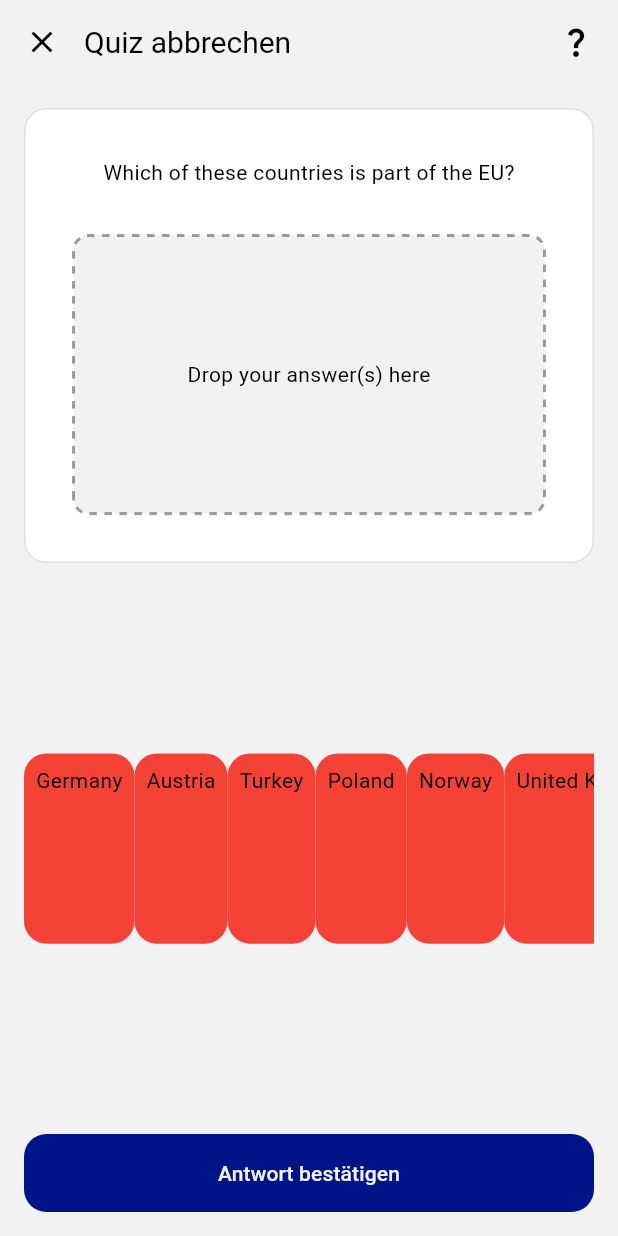
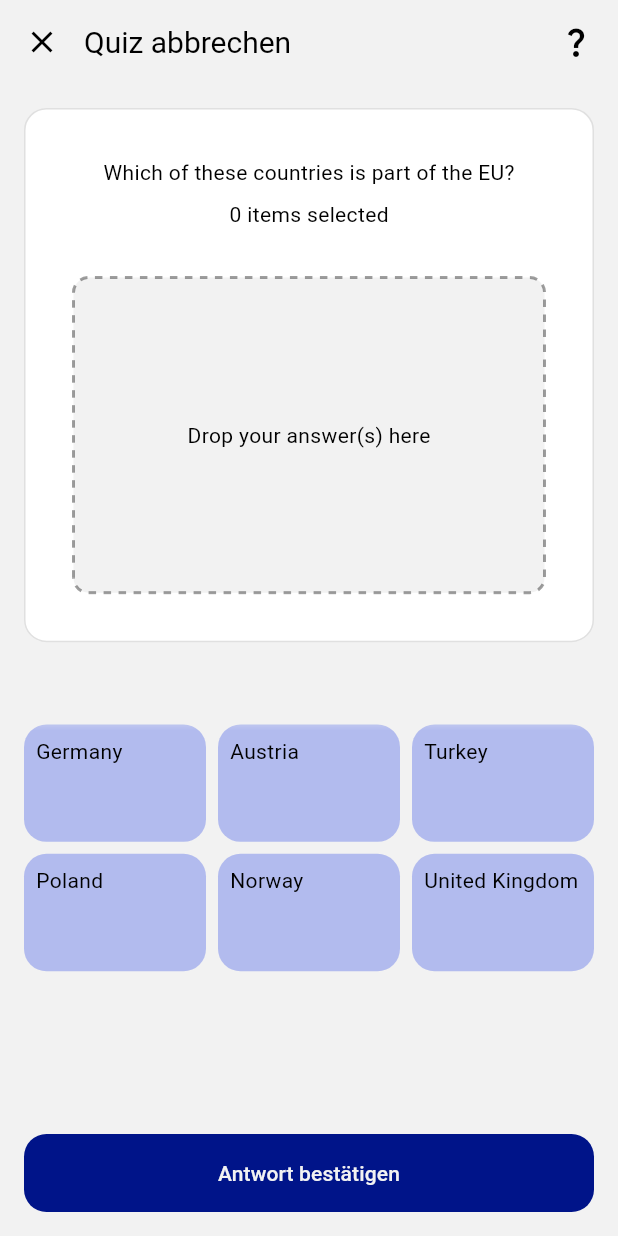
Before and after one commit to LukPle/LearnEurope, a Flutter app: the DragAndDropScreen screen opened by its route, on a phone screen of 412 x 824 dp. Run offline on Flutter 3.47's test engine with Material 3 defaults, Android fonts, the phone set to English and light mode, and no system bars; our stand-ins replace confetti, flutter_mobx, mobx; missing offline and left inert: animated_digit; generated files the repository leaves out were written again; network calls fail.

Commit message:
Adjusted layout and styling of drag and drop items

```diff
--- a/lib/constants/colors.dart
+++ b/lib/constants/colors.dart
@@ -16,7 +16,7 @@ class AppColors {
   static const Color primaryColorLight = Color(0xff001489); // Hex: #001489
   static const Color accentColorLight = Color(0xffB2BBEE); // Hex: #B2BBEE
   static const Color primaryColorDark = Color(0xffFFDD00); // Hex: #635A1A
-  static const Color accentColorDark = Color(0xffFFF1D6); // Hex: #635A1A
+  static const Color accentColorDark = Color(0xffFFE4B0); // Hex: #FFE4B0
 
   // Success and Error Color
   static const Color success = Colors.green;
--- a/lib/ui/screens/drag_and_drop_screen.dart
+++ b/lib/ui/screens/drag_and_drop_screen.dart
@@ -8,6 +8,7 @@ import 'package:learn_europe/ui/components/app_scaffold.dart';
 import 'package:learn_europe/constants/routes.dart' as routes;
 import 'package:learn_europe/ui/components/cta_button.dart';
 import 'package:learn_europe/ui/components/dashed_border_container.dart';
+import 'package:learn_europe/ui/components/list_fading_shader.dart';
 
 class DragAndDropScreen extends StatefulWidget {
   const DragAndDropScreen({super.key});
@@ -48,7 +49,9 @@ class DragAndDropScreenState extends State<DragAndDropScreen> {
           ),
         ],
       ),
-      body: Column(
+      body: Observer(
+        builder: (context) {
+          return Column(
             crossAxisAlignment: CrossAxisAlignment.stretch,
             children: [
               _buildQuestionCard(
@@ -56,14 +59,17 @@ class DragAndDropScreenState extends State<DragAndDropScreen> {
                   mainAxisAlignment: MainAxisAlignment.center,
                   children: [
                     const Text('Which of these countries is part of the EU?'),
+                    const SizedBox(height: AppPaddings.padding_8),
+                    Text('${dragAndDropStore.selectedItems.length} items selected'),
                     const SizedBox(height: AppPaddings.padding_32),
                     DashedBorderContainer(
-                  height: MediaQuery.of(context).size.height * 0.225,
+                      height: MediaQuery.of(context).size.height * 0.255,
                       backgroundColor: MediaQuery.of(context).platformBrightness == Brightness.light
                           ? AppColors.lightBackground
                           : AppColors.darkBackground,
-                  borderColor:
-                      MediaQuery.of(context).platformBrightness == Brightness.light ? Colors.black38 : Colors.white60,
+                      borderColor: MediaQuery.of(context).platformBrightness == Brightness.light
+                          ? Colors.black38
+                          : Colors.white60,
                       borderRadius: 10,
                       child: DragTarget<Widget>(
                         builder: (context, candidateData, acceptedData) {
@@ -74,43 +80,58 @@ class DragAndDropScreenState extends State<DragAndDropScreen> {
                                       child: Text('Drop your answer(s) here'),
                                     )
                                   : ListView.builder(
+                                      padding: const EdgeInsets.all(AppPaddings.padding_12),
                                       itemCount: dragAndDropStore.selectedItems.length,
                                       itemBuilder: (context, index) {
-                                    return dragAndDropStore.selectedItems[index];
+                                        return Padding(
+                                          padding: const EdgeInsets.only(bottom: AppPaddings.padding_8),
+                                          child: dragAndDropStore.selectedItems[index],
+                                        );
                                       },
                                     );
                             },
                           );
                         },
-                    onWillAcceptWithDetails: (details) => true,
+                        onWillAcceptWithDetails: (details) => !dragAndDropStore.selectedItems.contains(details.data),
                         onAcceptWithDetails: (details) => {
                           dragAndDropStore.addSelectedItem(details.data),
                           dragAndDropStore.removeAvailableItem(details.data),
                         },
                       ),
                     ),
-                /**const SizedBox(height: AppPaddings.padding_24),
-                    Text('0 items selected'),**/
                   ],
                 ),
               ),
               const Spacer(),
               Flexible(
+                flex: 5,
                 child: DragTarget<Widget>(
                   builder: (context, candidateData, acceptedData) {
                     return Observer(
                       builder: (context) {
-                    return ListView.builder(
-                      scrollDirection: Axis.horizontal,
+                        return ListFadingShaderWidget(
+                          color: MediaQuery.of(context).platformBrightness == Brightness.light
+                              ? AppColors.lightBackground
+                              : AppColors.darkBackground,
+                          child: GridView.builder(
+                            scrollDirection: Axis.vertical,
+                            padding: const EdgeInsets.symmetric(vertical: AppPaddings.padding_8),
                             itemCount: dragAndDropStore.availableItems.length,
+                            gridDelegate: const SliverGridDelegateWithFixedCrossAxisCount(
+                              crossAxisCount: 3,
+                              childAspectRatio: 1.55,
+                              crossAxisSpacing: AppPaddings.padding_8,
+                              mainAxisSpacing: AppPaddings.padding_8,
+                            ),
                             itemBuilder: (context, index) {
                               return dragAndDropStore.availableItems[index];
                             },
+                          ),
                         );
                       },
                     );
                   },
-              onWillAcceptWithDetails: (details) => true,
+                  onWillAcceptWithDetails: (details) => !dragAndDropStore.availableItems.contains(details.data),
                   onAcceptWithDetails: (details) => {
                     dragAndDropStore.addAvailableItem(details.data),
                     dragAndDropStore.removeSelectedItem(details.data),
@@ -120,6 +141,8 @@ class DragAndDropScreenState extends State<DragAndDropScreen> {
               const Spacer(),
               CtaButton.primary(onPressed: () => {}, label: 'Antwort bestätigen'),
             ],
+          );
+        },
       ),
     );
   }
@@ -150,21 +173,23 @@ class DraggableItem extends StatelessWidget {
       key: Key(text),
       data: this,
       feedback: Material(
-        child: _buildContentContainer(),
+        child: _buildContentContainer(context),
       ),
       childWhenDragging: const SizedBox.shrink(),
-      child: _buildContentContainer(),
+      child: _buildContentContainer(context),
     );
   }
 
-  Widget _buildContentContainer() {
+  Widget _buildContentContainer(BuildContext context) {
     return Container(
       padding: const EdgeInsets.all(AppPaddings.padding_8),
       decoration: BoxDecoration(
-        color: Colors.red,
+        color: MediaQuery.of(context).platformBrightness == Brightness.light
+            ? AppColors.accentColorLight
+            : AppColors.accentColorDark,
         borderRadius: BorderRadius.circular(15),
       ),
-      child: Text(text),
+      child: Text(text, style: const TextStyle(color: Colors.black), overflow: TextOverflow.fade),
     );
   }
 }
```
Lines whose indentation alone changed are shown as unchanged.
